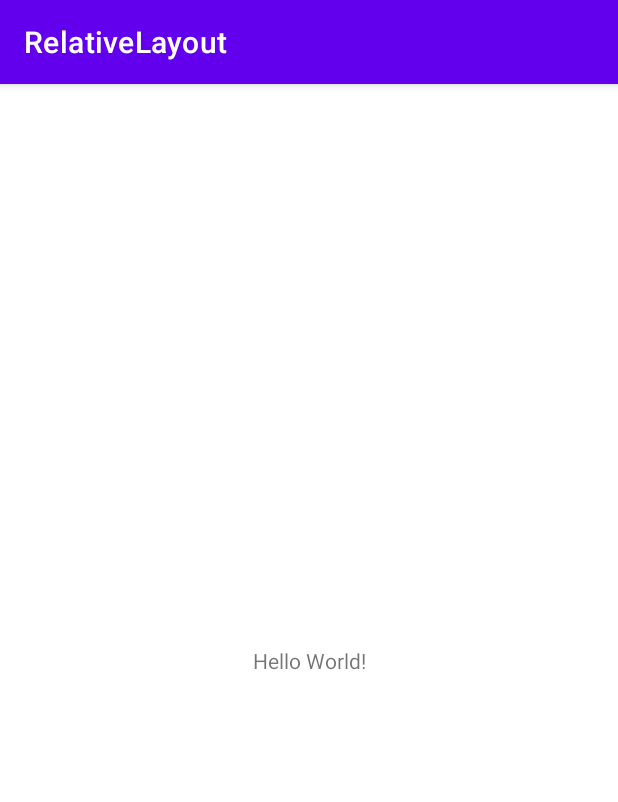
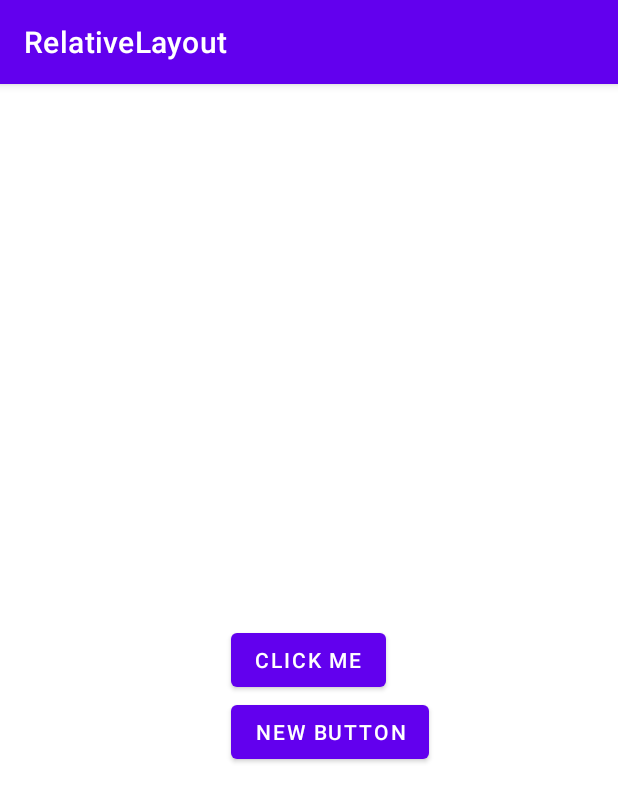
Before and after one commit to LaurensiusVincentRohandy/MOBI6059-MobileProgramming, an Android app: the screen it shows after launch (MainActivity), on a phone screen of 412 x 824 dp. Shown: the top 802 px of the screen. Run offline under Robolectric (Android 15) with nearby library versions, the phone set to English and light mode, and no system bars.

Commit message:
Finalize Project

```diff
--- a/RelativeLayout/app/src/main/res/layout/activity_main.xml
+++ b/RelativeLayout/app/src/main/res/layout/activity_main.xml
@@ -1,18 +1,23 @@
 <?xml version="1.0" encoding="utf-8"?>
-<androidx.constraintlayout.widget.ConstraintLayout xmlns:android="http://schemas.android.com/apk/res/android"
+<RelativeLayout xmlns:android="http://schemas.android.com/apk/res/android"
     xmlns:app="http://schemas.android.com/apk/res-auto"
     xmlns:tools="http://schemas.android.com/tools"
     android:layout_width="match_parent"
     android:layout_height="match_parent"
     tools:context=".MainActivity">
 
-    <TextView
+    <Button
+        android:id="@+id/button_click_me"
         android:layout_width="wrap_content"
         android:layout_height="wrap_content"
-        android:text="Hello World!"
-        app:layout_constraintBottom_toBottomOf="parent"
-        app:layout_constraintLeft_toLeftOf="parent"
-        app:layout_constraintRight_toRightOf="parent"
-        app:layout_constraintTop_toTopOf="parent" />
+        android:layout_centerInParent="true"
+        android:text="@string/click_me" />
 
-</androidx.constraintlayout.widget.ConstraintLayout>
+    <Button
+        android:layout_width="wrap_content"
+        android:layout_height="wrap_content"
+        android:layout_alignStart="@id/button_click_me"
+        android:layout_below="@id/button_click_me"
+        android:text="@string/new_button" />
+
+</RelativeLayout>
--- a/RelativeLayout/app/src/main/res/values/strings.xml
+++ b/RelativeLayout/app/src/main/res/values/strings.xml
@@ -1,3 +1,5 @@
 <resources>
     <string name="app_name">RelativeLayout</string>
+    <string name="click_me">CLICK ME</string>
+    <string name="new_button">NEW BUTTON</string>
 </resources>
```
